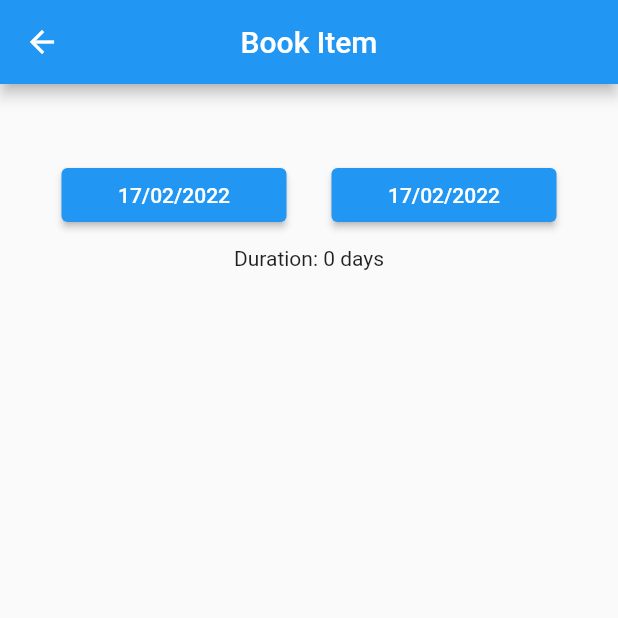
After one commit to minin0la/DIP_E018, a Flutter app: the screen it shows once a user with an empty profile is signed in, after a tap on the "add" icon, on a phone screen of 412 x 824 dp, the top half of it. The commit adds this screen. Run offline on Flutter 3.47's test engine with Material 2 defaults, Android fonts, the phone set to English and light mode, and no system bars; our stand-ins replace cloud_firestore, firebase_auth, firebase_core; accounts and stored records are empty; network calls fail.

Commit message:
added a page that can let u select date range

```diff
--- /dev/null
+++ b/irent_app/lib/datetimetest.dart
@@ -0,0 +1,75 @@
+import 'dart:ui';
+import 'package:intl/intl.dart';
+import 'package:flutter/material.dart';
+import 'package:async/async.dart';
+import 'package:flutter/foundation.dart';
+
+class DateTimeTest extends StatefulWidget {
+  const DateTimeTest({Key? key}) : super(key: key);
+
+  @override
+  _DateTimeTestState createState() => _DateTimeTestState();
+}
+
+class _DateTimeTestState extends State<DateTimeTest> {
+  DateTimeRange dateRange = DateTimeRange(
+    start: DateTime.now(),
+    end: DateTime.now(),
+  );
+
+  @override
+  Widget build(BuildContext context) {
+    final start = dateRange.start;
+    final end = dateRange.end;
+    final difference = dateRange.duration;
+    return SafeArea(
+      child: Scaffold(
+        appBar: AppBar(
+          title: Text('Book Item'),
+          centerTitle: true,
+        ),
+        body: Container(
+          margin: EdgeInsets.only(top: 50, left: 30, right: 30),
+          alignment: Alignment.center,
+          width: MediaQuery.of(context).size.width,
+          child: Column(
+            children: [
+              Row(
+                mainAxisAlignment: MainAxisAlignment.center,
+                children: [
+                  Container(
+                      width: 150,
+                      child: ElevatedButton(
+                        onPressed: pickDateRange,
+                        child: Text(DateFormat('dd/MM/yyyy').format(start)),
+                      )),
+                  Container(
+                      margin: EdgeInsets.only(left: 30),
+                      width: 150,
+                      child: ElevatedButton(
+                          onPressed: pickDateRange,
+                          child: Text(DateFormat('dd/MM/yyyy').format(end))))
+                ],
+              ),
+              SizedBox(
+                height: 10,
+              ),
+              Text('Duration: ${difference.inDays} days')
+            ],
+          ),
+        ),
+      ),
+    );
+  }
+
+  Future pickDateRange() async {
+    DateTimeRange? newDateRange = await showDateRangePicker(
+        context: context,
+        initialDateRange: dateRange,
+        firstDate: DateTime(1900),
+        lastDate: DateTime(2100));
+
+    if (newDateRange == null) return;
+    setState(() => dateRange = newDateRange);
+  }
+}
--- a/irent_app/lib/switch_nav.dart
+++ b/irent_app/lib/switch_nav.dart
@@ -4,7 +4,7 @@ import 'package:flutter/material.dart';
 import 'package:irent_app/account.dart';
 import 'dart:ui';
 import 'app_icons.dart';
-
+import 'datetimetest.dart';
 import 'package:irent_app/app_icons.dart';
 import 'account.dart';
 
@@ -121,6 +121,13 @@ class _SwitchNavBarState extends State<SwitchNavBar> {
           onTap: _onItemTapped,
         ),
       ),
+      floatingActionButton: FloatingActionButton(
+        onPressed: () {
+          Navigator.push(
+              context, MaterialPageRoute(builder: (context) => DateTimeTest()));
+        },
+        child: Icon(Icons.add),
+      ),
     );
   }
 }
--- a/irent_app/pubspec.yaml
+++ b/irent_app/pubspec.yaml
@@ -36,6 +36,7 @@ dependencies:
   firebase_core: ^1.11.0
   firebase_auth: ^3.3.5
   cloud_firestore: ^3.1.7
+  intl: ^0.17.0
 
 dev_dependencies:
   flutter_test:
```
Also changed, not shown: irent_app/pubspec.lock.
